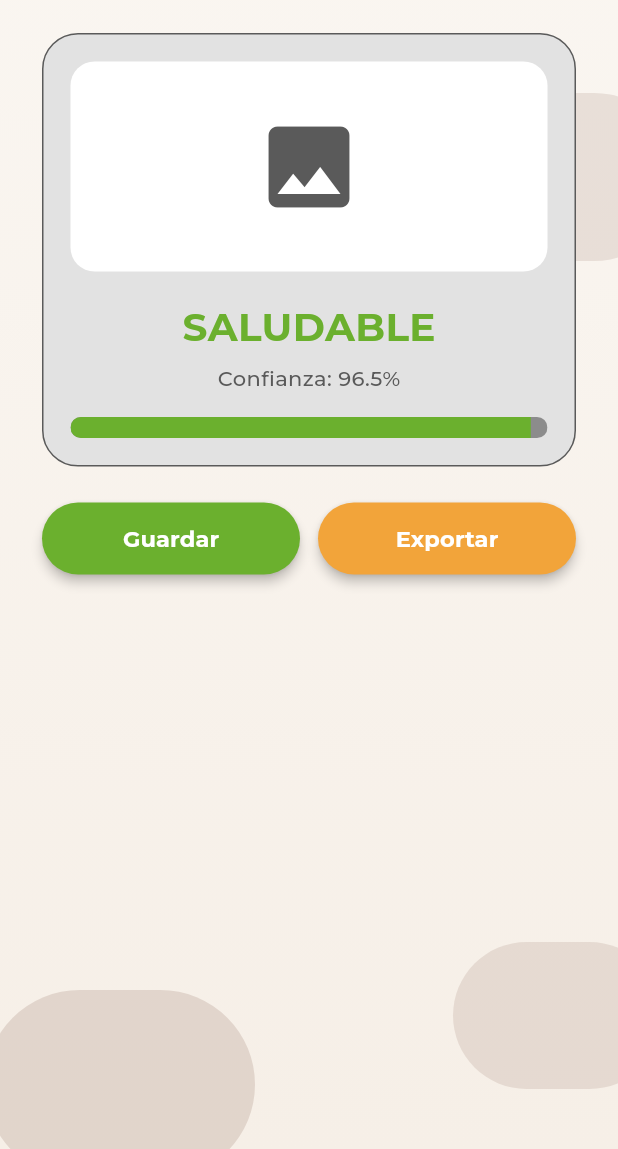
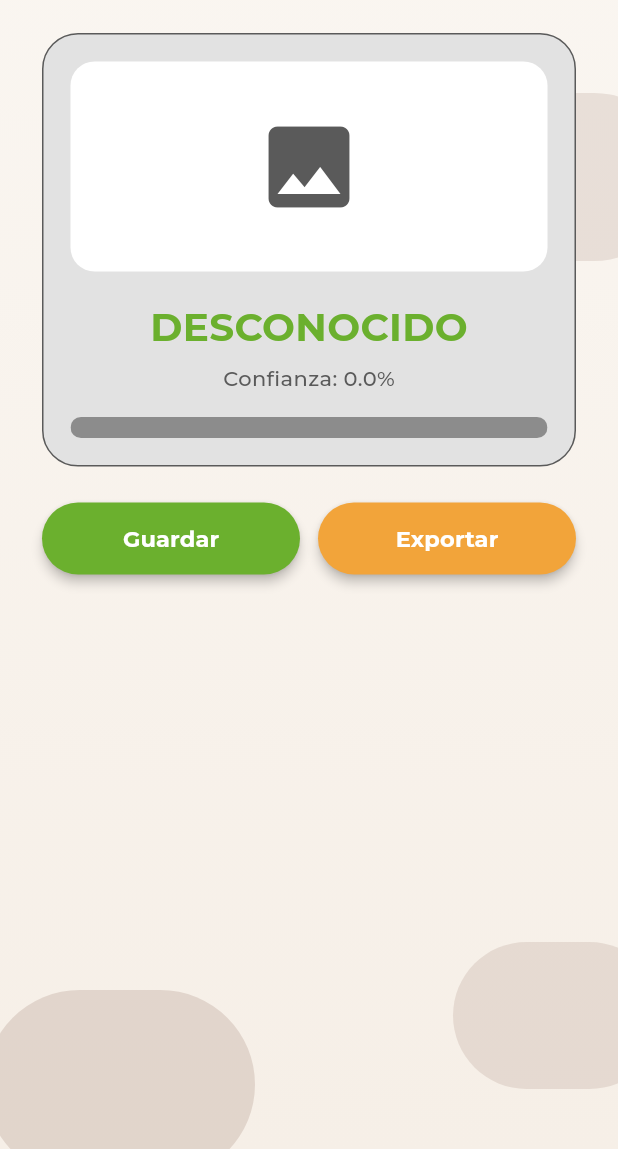
Before and after one commit to adminLTR/CacaoLens, a Flutter app: the ResultScreen screen opened by its route, on a phone screen of 412 x 824 dp, the part 87-1236 px from its top. Run offline on Flutter 3.47's test engine with Material 3 defaults, Android fonts, the phone set to English and light mode, and no system bars; our stand-ins replace camera, connectivity_plus, flutter_dotenv, google_fonts, image_picker, share_plus and 1 more; missing offline and left inert: tflite_flutter; accounts and stored records are empty.

Commit message:
validar_imagen

```diff
--- a/frontend/lib/screens/result_screen.dart
+++ b/frontend/lib/screens/result_screen.dart
@@ -1,9 +1,8 @@
 import 'dart:io';
 import 'package:flutter/foundation.dart' show kIsWeb;
 import 'package:flutter/material.dart';
-import 'package:provider/provider.dart';
+import 'package:share_plus/share_plus.dart';
 
-import '../providers/analysis_provider.dart';
 import '../theme/app_colors.dart';
 import '../theme/app_text_styles.dart';
 import '../widgets/app_button.dart';
@@ -14,19 +13,16 @@ class ResultScreen extends StatelessWidget {
 
   @override
   Widget build(BuildContext context) {
-    // Obtenemos los argumentos enviados desde PreviewScreen
     final args = ModalRoute.of(context)?.settings.arguments as Map<String, dynamic>?;
     final String? imagePath = args?['imagePath'];
     final String prediccion = args?['prediccion'] ?? 'DESCONOCIDO';
     final double confianza = args?['confianza'] ?? 0.0;
 
-    // Obtenemos el progreso y texto redondeado
     final double progressValue = confianza.clamp(0.0, 1.0);
     final String confianzaTexto = (confianza * 100).toStringAsFixed(1);
 
-    // Damos un color basado en la predicción
     Color resultColor = AppColors.green;
-    if (prediccion.toUpperCase().contains('PUDRICIÓN') || prediccion.toUpperCase().contains('BORER')) {
+    if (prediccion.toUpperCase().contains('Baja') || prediccion.toUpperCase().contains('Media')) {
       resultColor = Colors.redAccent;
     }
 
@@ -48,25 +44,34 @@ class ResultScreen extends StatelessWidget {
                 children: [
                   Container(
                     height: 140,
+                    width: double.infinity,
                     decoration: BoxDecoration(
                       color: AppColors.white,
                       borderRadius: BorderRadius.circular(16),
                     ),
-                    child: const Center(
-                      child: Icon(Icons.image, size: 72, color: AppColors.grayDark),
-                    ),
+                    clipBehavior: Clip.antiAlias,
+                    child: imagePath != null && !kIsWeb
+                        ? Image.file(File(imagePath), fit: BoxFit.cover)
+                        : const Center(
+                            child: Icon(Icons.image, size: 72, color: AppColors.grayDark),
+                          ),
                   ),
                   const SizedBox(height: 18),
-                  Text('SALUDABLE', style: AppTextStyles.titleLarge.copyWith(color: AppColors.green)),
+
+                  Text(
+                    prediccion.toUpperCase(),
+                    style: AppTextStyles.titleLarge.copyWith(color: resultColor)
+                  ),
                   const SizedBox(height: 6),
-                  Text('Confianza: 96.5%', style: AppTextStyles.body),
+                  Text('Confianza: $confianzaTexto%', style: AppTextStyles.body),
                   const SizedBox(height: 16),
+
                   ClipRRect(
                     borderRadius: BorderRadius.circular(20),
                     child: LinearProgressIndicator(
-                      value: 0.965,
+                      value: progressValue,
                       minHeight: 14,
-                      color: AppColors.green,
+                      color: resultColor,
                       backgroundColor: AppColors.gray,
                     ),
                   ),
@@ -77,11 +82,29 @@ class ResultScreen extends StatelessWidget {
             Row(
               children: [
                 Expanded(
-                  child: AppButton.primary(label: 'Guardar', onPressed: () {}),
+                  child: AppButton.primary(
+                    label: 'Guardar',
+                    onPressed: () {
+                    }
+                  ),
                 ),
                 const SizedBox(width: 12),
                 Expanded(
-                  child: AppButton.secondary(label: 'Exportar', onPressed: () {}),
+                  child: AppButton.secondary(
+                    label: 'Exportar',
+                    onPressed: () async {
+                      final String shareText = '¡Diagnóstico CacaoLens!\nResultado: $prediccion\nConfianza: $confianzaTexto%';
+
+                      if (imagePath != null && !kIsWeb) {
+                        await Share.shareXFiles(
+                          [XFile(imagePath)],
+                          text: shareText,
+                        );
+                      } else {
+                        await Share.share(shareText);
+                      }
+                    }
+                  ),
                 ),
               ],
             ),
--- a/frontend/pubspec.yaml
+++ b/frontend/pubspec.yaml
@@ -40,6 +40,7 @@ dependencies:
   tflite_flutter: ^0.12.1
   connectivity_plus: ^7.1.1
   image: ^4.8.0
+  share_plus: ^13.1.0
 
 dev_dependencies:
   flutter_test:
```
Also changed, not shown: frontend/lib/providers/analysis_provider_io.dart (+20 -0 lines), frontend/pubspec.lock, 7 other files.
